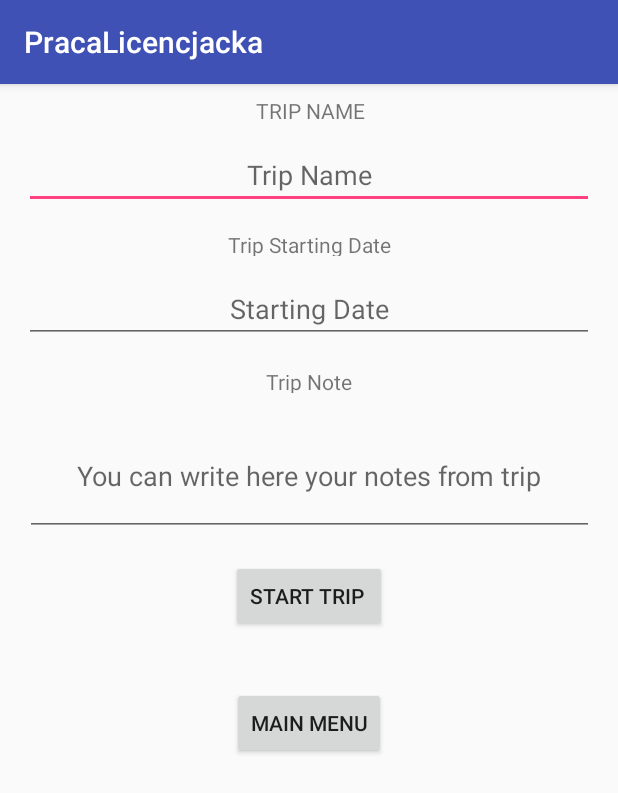
After one commit to misiom94/PracaLicencjacka, an Android app: the CreateTripActivity screen opened directly, with no data from a screen before it, on a phone screen of 412 x 824 dp. The commit adds this screen. Shown: the top 793 px of the screen. Run offline under Robolectric (Android 15) with nearby library versions, the phone set to English and light mode, and no system bars.

Commit message:
layouts v1

```diff
--- a/PracaLicencjacka/app/build.gradle
+++ b/PracaLicencjacka/app/build.gradle
@@ -25,5 +25,7 @@ dependencies {
         exclude group: 'com.android.support', module: 'support-annotations'
     })
     compile 'com.android.support:appcompat-v7:25.2.0'
+    compile 'com.android.support.constraint:constraint-layout:1.0.2'
     testCompile 'junit:junit:4.12'
+    compile 'com.google.android.gms:play-services-maps:10.2.0'
 }
--- a/PracaLicencjacka/app/src/main/AndroidManifest.xml
+++ b/PracaLicencjacka/app/src/main/AndroidManifest.xml
@@ -15,6 +15,8 @@
                 <category android:name="android.intent.category.LAUNCHER" />
             </intent-filter>
         </activity>
+        <activity android:name=".CreateTripActivity" />
+        <activity android:name=".MapsActivity"></activity>
     </application>
 
 </manifest>
--- /dev/null
+++ b/PracaLicencjacka/app/src/main/java/com/example/michalmikla/pracalicencjacka/CreateTripActivity.java
@@ -0,0 +1,21 @@
+package com.example.michalmikla.pracalicencjacka;
+
+import android.content.Intent;
+import android.support.v7.app.AppCompatActivity;
+import android.os.Bundle;
+import android.view.View;
+
+public class CreateTripActivity extends AppCompatActivity {
+
+    @Override
+    protected void onCreate(Bundle savedInstanceState) {
+        super.onCreate(savedInstanceState);
+        setContentView(R.layout.activity_create_trip);
+    }
+
+    public void backToMainMenu(View view){
+        Intent intent = new Intent(this,MainActivity.class);
+        startActivity(intent);
+        finish();
+    }
+}
--- a/PracaLicencjacka/app/src/main/java/com/example/michalmikla/pracalicencjacka/Trip.java
+++ b/PracaLicencjacka/app/src/main/java/com/example/michalmikla/pracalicencjacka/Trip.java
@@ -19,7 +19,7 @@ public class Trip {
 
     }
 
-    public Trip(Integer trip_id, String trip_title, String trip_date, Float trip_distance, String trip_note) {
+    public Trip(int trip_id , String trip_title, String trip_date, Float trip_distance, String trip_note) {
         this.trip_id = trip_id;
         this.trip_title = trip_title;
         this.trip_date = trip_date;
--- /dev/null
+++ b/PracaLicencjacka/app/src/main/res/layout/activity_create_trip.xml
@@ -0,0 +1,127 @@
+<?xml version="1.0" encoding="utf-8"?>
+<android.support.constraint.ConstraintLayout xmlns:android="http://schemas.android.com/apk/res/android"
+    xmlns:app="http://schemas.android.com/apk/res-auto"
+    xmlns:tools="http://schemas.android.com/tools"
+    android:layout_width="match_parent"
+    android:layout_height="match_parent"
+    tools:context="com.example.michalmikla.pracalicencjacka.CreateTripActivity">
+
+    <TextView
+        android:id="@+id/textViewTripName"
+        android:layout_width="wrap_content"
+        android:layout_height="17dp"
+        android:layout_marginBottom="8dp"
+        android:layout_marginLeft="0dp"
+        android:layout_marginTop="8dp"
+        android:text="TRIP NAME"
+        android:textAlignment="center"
+        app:layout_constraintBottom_toBottomOf="parent"
+        app:layout_constraintLeft_toLeftOf="parent"
+        app:layout_constraintRight_toRightOf="parent"
+        app:layout_constraintTop_toTopOf="parent"
+        app:layout_constraintVertical_bias="0.0"
+        app:layout_constraintHorizontal_bias="0.501" />
+
+    <EditText
+        android:id="@+id/editTextTripName"
+        android:layout_width="0dp"
+        android:layout_height="42dp"
+        android:layout_marginTop="16dp"
+        android:ems="10"
+        android:hint="Trip Name"
+        android:inputType="textPersonName"
+        android:textAlignment="center"
+        app:layout_constraintHorizontal_bias="0.0"
+        app:layout_constraintLeft_toLeftOf="parent"
+        app:layout_constraintRight_toRightOf="parent"
+        app:layout_constraintTop_toBottomOf="@+id/textViewTripName"
+        android:layout_marginLeft="16dp"
+        android:layout_marginRight="16dp" />
+
+    <TextView
+        android:id="@+id/textViewTripDate"
+        android:layout_width="wrap_content"
+        android:layout_height="17dp"
+        android:layout_marginTop="14dp"
+        android:text="Trip Starting Date"
+        android:textAlignment="center"
+        app:layout_constraintLeft_toLeftOf="parent"
+        app:layout_constraintRight_toRightOf="parent"
+        app:layout_constraintTop_toBottomOf="@+id/editTextTripName" />
+
+    <EditText
+        android:id="@+id/editTextStartingDate"
+        android:layout_width="0dp"
+        android:layout_height="42dp"
+        android:layout_marginTop="16dp"
+        android:ems="10"
+        android:hint="Starting Date"
+        android:inputType="date"
+        android:textAlignment="center"
+        app:layout_constraintLeft_toLeftOf="parent"
+        app:layout_constraintRight_toRightOf="parent"
+        app:layout_constraintTop_toBottomOf="@+id/textViewTripDate"
+        android:layout_marginLeft="16dp"
+        app:layout_constraintHorizontal_bias="0.0"
+        android:layout_marginRight="16dp" />
+
+    <TextView
+        android:id="@+id/textViewTripNote"
+        android:layout_width="0dp"
+        android:layout_height="17dp"
+        android:text="Trip Note"
+        android:textAlignment="center"
+        app:layout_constraintLeft_toLeftOf="parent"
+        app:layout_constraintRight_toRightOf="parent"
+        app:layout_constraintHorizontal_bias="0.0"
+        android:layout_marginLeft="32dp"
+        android:layout_marginRight="32dp"
+        android:layout_marginTop="16dp"
+        app:layout_constraintTop_toBottomOf="@+id/editTextStartingDate" />
+
+    <EditText
+        android:id="@+id/editTextTripNote"
+        android:layout_width="379dp"
+        android:layout_height="79dp"
+        android:layout_marginBottom="8dp"
+        android:layout_marginTop="16dp"
+        android:ems="10"
+        android:hint="You can write here your notes from trip"
+        android:inputType="textMultiLine"
+        android:textAlignment="center"
+        app:layout_constraintBottom_toBottomOf="parent"
+        app:layout_constraintLeft_toLeftOf="parent"
+        app:layout_constraintRight_toRightOf="parent"
+        app:layout_constraintTop_toBottomOf="@+id/textViewTripNote"
+        app:layout_constraintVertical_bias="0.0"
+        android:layout_marginRight="16dp"
+        android:layout_marginLeft="16dp" />
+
+    <Button
+        android:id="@+id/buttonStartTrip"
+        android:layout_width="wrap_content"
+        android:layout_height="wrap_content"
+        android:layout_marginLeft="32dp"
+        android:layout_marginRight="32dp"
+        android:layout_marginTop="16dp"
+        android:text="Start Trip "
+        app:layout_constraintLeft_toLeftOf="parent"
+        app:layout_constraintRight_toRightOf="parent"
+        app:layout_constraintTop_toBottomOf="@+id/editTextTripNote" />
+
+    <Button
+        android:id="@+id/buttonMainMenu"
+        android:layout_width="wrap_content"
+        android:layout_height="wrap_content"
+        android:layout_marginBottom="32dp"
+        android:layout_marginLeft="32dp"
+        android:layout_marginRight="32dp"
+        android:layout_marginTop="16dp"
+        android:onClick="backToMainMenu"
+        android:text="MAIN MENU"
+        app:layout_constraintBottom_toBottomOf="parent"
+        app:layout_constraintLeft_toLeftOf="parent"
+        app:layout_constraintRight_toRightOf="parent"
+        app:layout_constraintTop_toBottomOf="@+id/buttonStartTrip"
+        app:layout_constraintVertical_bias="0.068" />
+</android.support.constraint.ConstraintLayout>
```
Also changed, not shown: PracaLicencjacka/app/src/main/java/com/example/michalmikla/pracalicencjacka/DatabaseHelper.java (+19 -14 lines), PracaLicencjacka/app/src/main/java/com/example/michalmikla/pracalicencjacka/MainActivity.java (+23 -0 lines), PracaLicencjacka/app/src/main/java/com/example/michalmikla/pracalicencjacka/MapsActivity.java (added, +13 -0 lines), PracaLicencjacka/app/src/main/res/layout/activity_main.xml (+8 -2 lines), PracaLicencjacka/app/src/main/res/layout/activity_maps.xml (added, +33 -0 lines).
